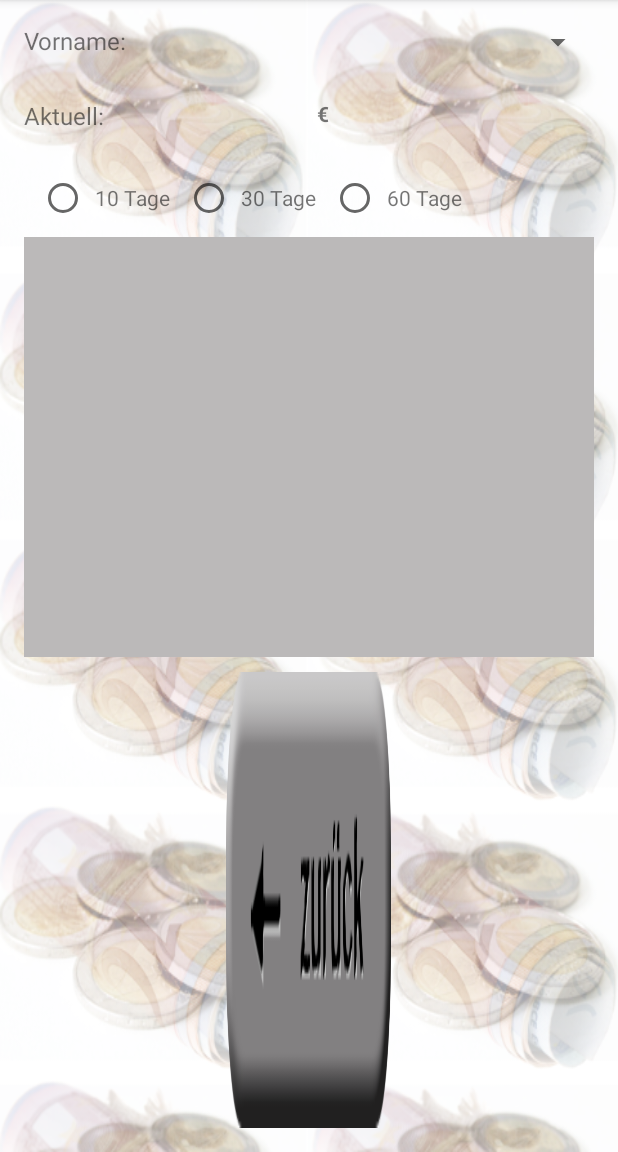
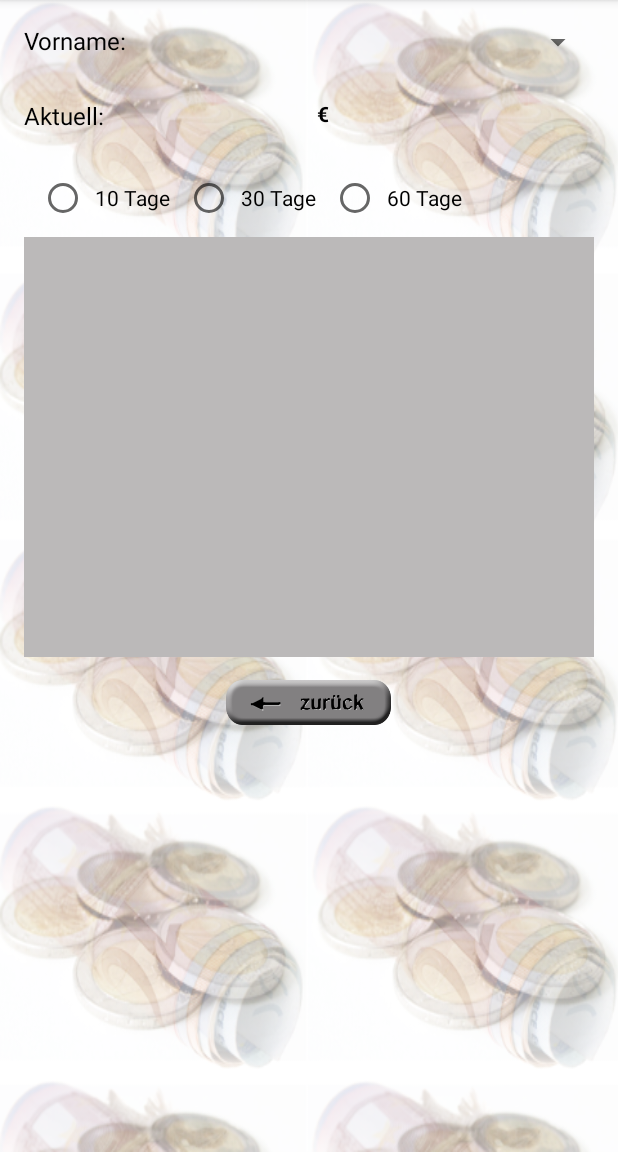
Before and after one commit to hemaassen/TestXML, an Android app: the screen it shows after launch (MainActivity), on a phone screen of 412 x 824 dp, the part 84-1236 px from its top. Run offline under Robolectric (Android 15) with nearby library versions, the phone set to English and light mode, and no system bars.

Commit message:
19.09.16 - 17:00 Uhr

```diff
--- a/app/src/main/res/layout/activity_main.xml
+++ b/app/src/main/res/layout/activity_main.xml
@@ -22,7 +22,8 @@
             android:layout_alignParentStart="true"
             android:layout_alignParentTop="true"
             android:text="@string/empfaenger_vorname"
-            android:textSize="16sp" />
+            android:textSize="16sp"
+            android:textColor="#000000"/>
 
         <Spinner
             android:id="@+id/spinner"
@@ -44,7 +45,8 @@
             android:layout_alignParentStart="true"
             android:layout_below="@id/count_parents_spacer1"
             android:text="@string/title_actual_count"
-            android:textSize="16sp" />
+            android:textSize="16sp"
+            android:textColor="#000000"/>
 
         <TextView
             android:id="@+id/show_actual_count"
@@ -53,7 +55,8 @@
             android:layout_below="@id/count_parents_spacer1"
             android:layout_marginStart="90dp"
             android:textAlignment="textEnd"
-            android:textStyle="bold" />
+            android:textStyle="bold"
+            android:textColor="#000000"/>
 
         <TextView
             android:id="@+id/euro"
@@ -63,7 +66,8 @@
             android:layout_marginStart="195dp"
             android:text="@string/euro"
             android:textAlignment="textStart"
-            android:textStyle="bold" />
+            android:textStyle="bold"
+            android:textColor="#000000"/>
 
         <Space
             android:id="@+id/count_parents_spacer2"
@@ -91,7 +95,8 @@
                 android:layout_height="wrap_content"
                 android:layout_marginStart="5dp"
                 android:text="@string/days_10"
-                android:textSize="14sp" />
+                android:textSize="14sp"
+                android:textColor="#000000"/>
 
             <RadioButton
                 android:id="@+id/radioButton_30"
@@ -106,7 +111,8 @@
                 android:layout_height="wrap_content"
                 android:layout_marginStart="5dp"
                 android:text="@string/days_30"
-                android:textSize="14sp" />
+                android:textSize="14sp"
+                android:textColor="#000000"/>
 
             <RadioButton
                 android:id="@+id/radioButton_60"
@@ -121,7 +127,8 @@
                 android:layout_height="wrap_content"
                 android:layout_marginStart="5dp"
                 android:text="@string/days_60"
-                android:textSize="14sp" />
+                android:textSize="14sp"
+                android:textColor="#000000"/>
         </LinearLayout>
 
         <Space
@@ -136,18 +143,18 @@
             android:layout_height="280dp"
             android:layout_alignParentStart="true"
             android:layout_below="@id/count_parents_spacer3"
-            android:background="#bbb9b9" />
+            android:background="#bbb9b9"
+            android:textColor="#000000"/>
 
         <Space
             android:id="@+id/count_parents_spacer4"
             android:layout_width="match_parent"
-            android:layout_height="10dp"
+            android:layout_height="15dp"
             android:layout_below="@id/count_parents_list" />
 
         <Button
             android:layout_width="110dp"
-            android:layout_height="wrap_content"
-            android:layout_alignParentBottom="true"
+            android:layout_height="30dp"
             android:layout_below="@id/count_parents_spacer4"
             android:layout_centerHorizontal="true"
             android:background="@drawable/button_back" />
```
